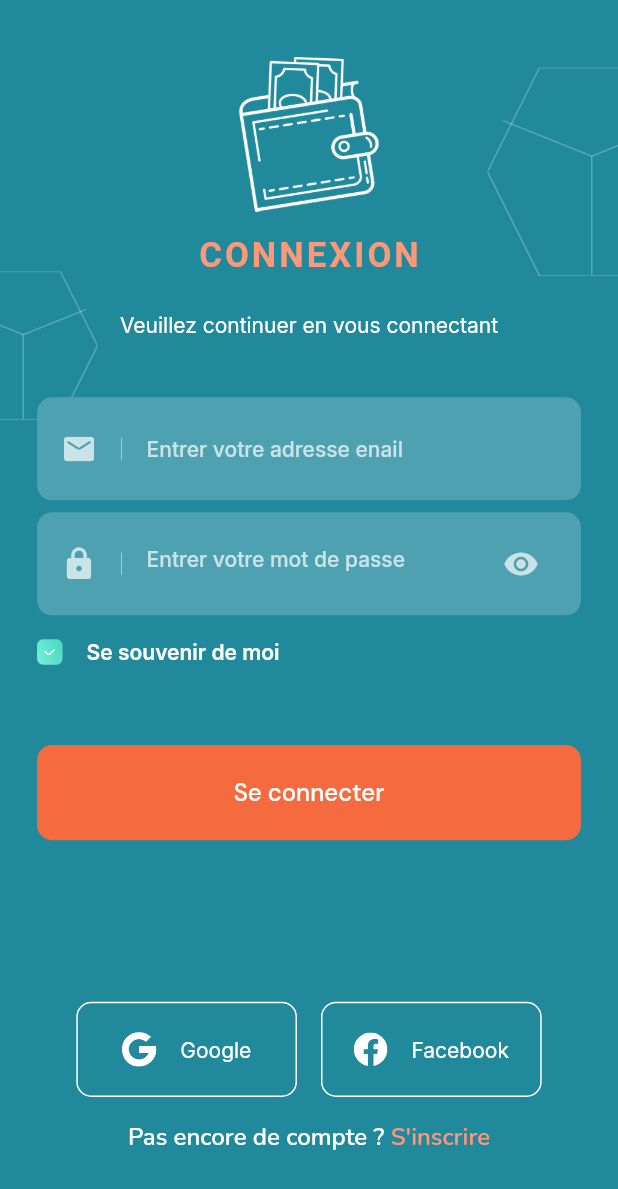
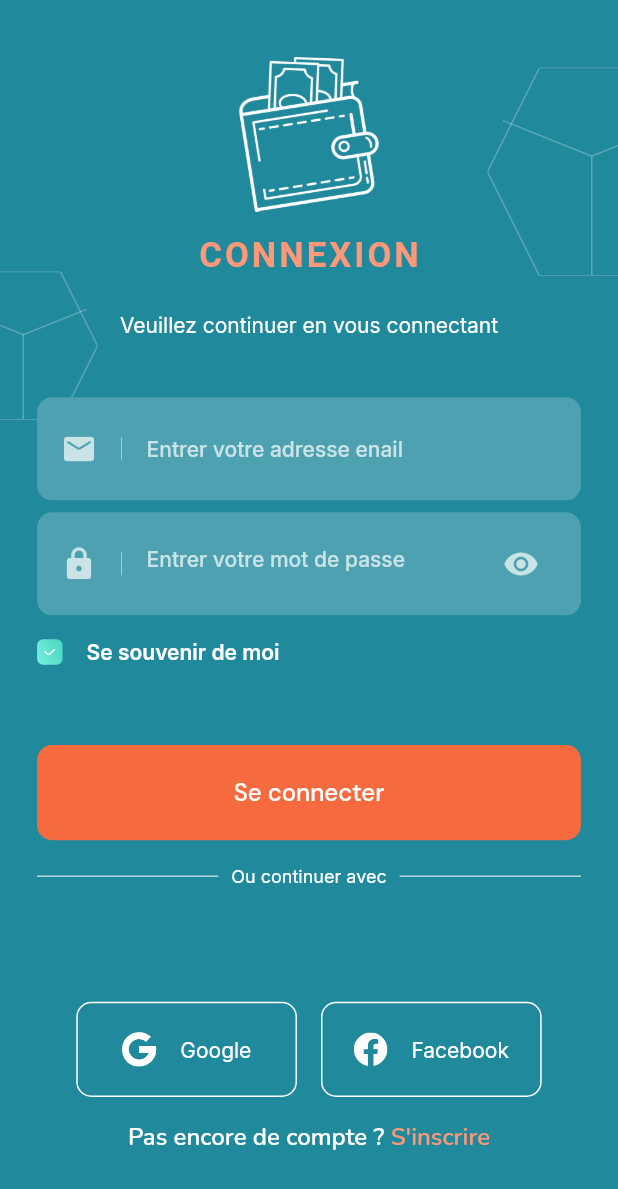
Before and after one commit to anibev3/NaN_Banking_App_Month_projectV2, a Flutter app: the LoginScreen screen opened by its route, on a phone screen of 412 x 824 dp. Shown: the top 1189 px of the screen. Run offline on Flutter 3.47's test engine with Material 2 defaults, Android fonts, the light colour scheme and no system bars; our stand-ins replace another_flushbar, awesome_snackbar_content, buttons_tabbar, cloud_firestore, date_field, firebase_auth and 10 more; accounts and stored records are empty.

Commit message:
fixAuthBug_v2

```diff
--- a/lib/src/views/ui/session/login.screen.dart
+++ b/lib/src/views/ui/session/login.screen.dart
@@ -154,7 +154,7 @@
                               SizedBox(
                                 height: 16,
                               ),
-                              // buildContinueText(),
+                              buildContinueText(),
                             ],
                           ),
                         ),
```
